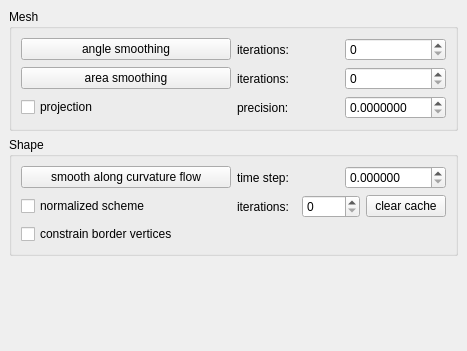
CGAL/cgal, file Polyhedron/demo/Polyhedron/Plugins/PMP/Smoothing_plugin.ui: the form before one commit.
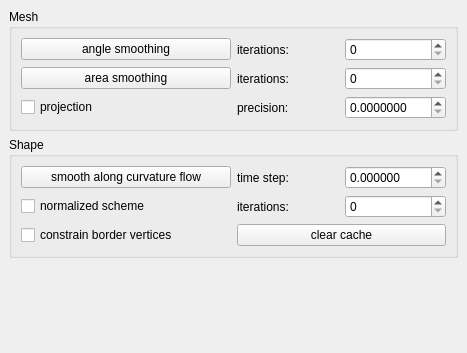
The form after the commit.

Commit message: cosmetic change in demo plugin

Diff of the .ui file:
```diff
--- a/Polyhedron/demo/Polyhedron/Plugins/PMP/Smoothing_plugin.ui
+++ b/Polyhedron/demo/Polyhedron/Plugins/PMP/Smoothing_plugin.ui
@@ -7,7 +7,7 @@
     <x>0</x>
     <y>0</y>
     <width>467</width>
-    <height>351</height>
+    <height>353</height>
    </rect>
   </property>
   <property name="windowTitle">
@@ -116,13 +116,6 @@
          <item>
           <widget class="QSpinBox" name="curvature_iter_spinBox"/>
          </item>
-         <item>
-          <widget class="QPushButton" name="cache_button">
-           <property name="text">
-            <string>clear cache</string>
-           </property>
-          </widget>
-         </item>
         </layout>
        </item>
        <item row="0" column="2">
@@ -157,6 +150,13 @@
          </property>
         </widget>
        </item>
+       <item row="3" column="2">
+        <widget class="QPushButton" name="cache_button">
+         <property name="text">
+          <string>clear cache</string>
+         </property>
+        </widget>
+       </item>
       </layout>
      </widget>
     </item>
```
The commit also changes 1 other file.
